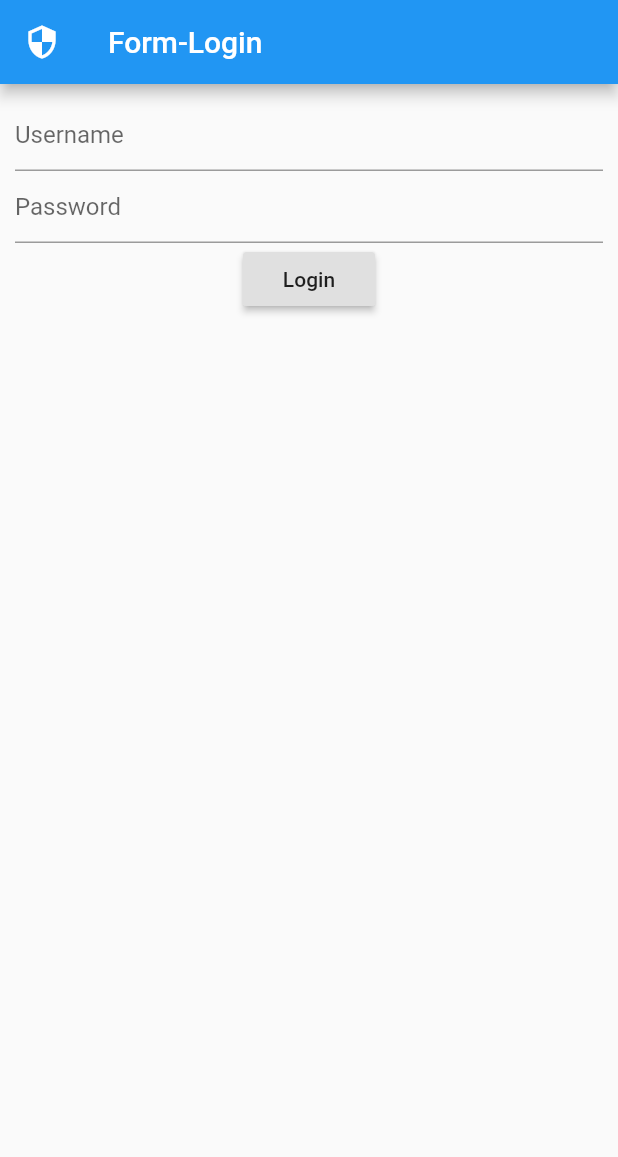
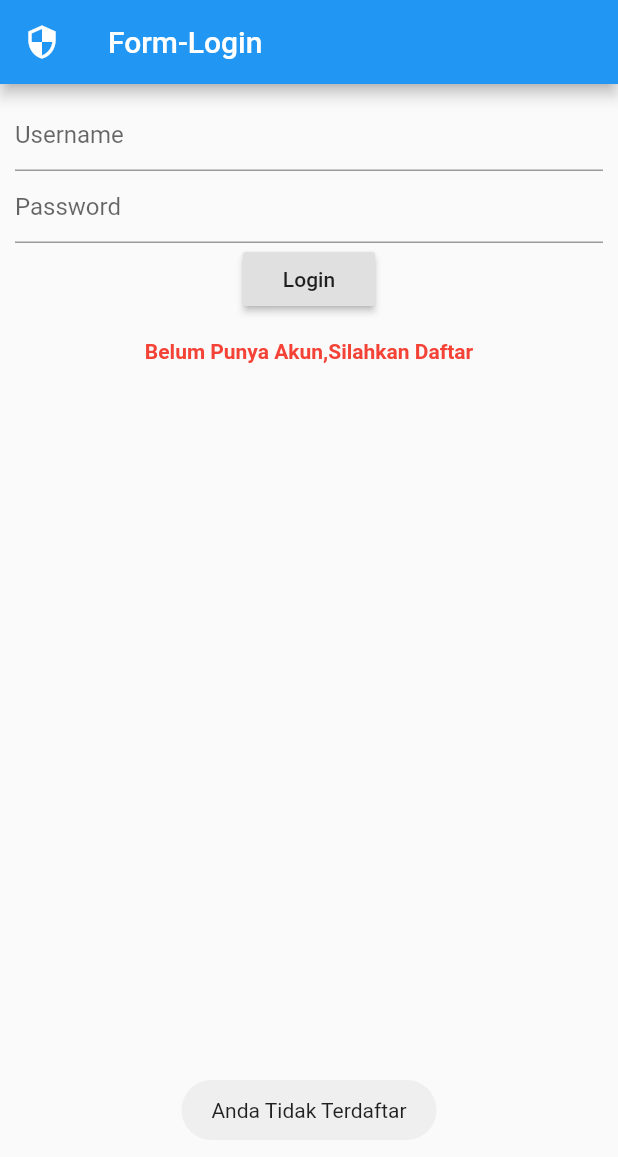
Before and after one commit to hun7ok/form-flutter, a Flutter app: the screen it shows after launch, after a tap on "Login", on a phone screen of 412 x 824 dp. Shown: the top 1157 px of the screen. Run offline on Flutter 3.47's test engine with Material 2 defaults, Android fonts, the phone set to English and light mode, and no system bars; our stand-ins replace fluttertoast.

Commit message:
penambahan cek logi

```diff
--- a/lib/main.dart
+++ b/lib/main.dart
@@ -1,6 +1,10 @@
 
 
 import 'package:flutter/material.dart';
+import 'package:fluttertoast/fluttertoast.dart';
+import 'package:formlogin/register.dart';
+
+import 'menu_utama.dart';
 
 void main() =>runApp(BaseForm());
 
@@ -29,9 +33,17 @@ class DataForm extends StatefulWidget {
 }
 
 class _DataFormState extends State<DataForm> {
+  final GlobalKey<ScaffoldState> _key = GlobalKey<ScaffoldState>();
+  TextEditingController usernameController = TextEditingController();
+  TextEditingController passwordController = TextEditingController();
+  String username = "", password = "";
+  //String usr ="" , pass ="";
+
+
   @override
   Widget build(BuildContext context) {
     return Scaffold(
+      key: _key,
       appBar: AppBar(
         title: Text("Form-Login"),
         leading: Icon(Icons.security),
@@ -44,16 +56,62 @@ class _DataFormState extends State<DataForm> {
                 child: Column(
                   children: <Widget>[
                     TextFormField(
+
                       decoration: InputDecoration(hintText: "Username"),
+                      controller: usernameController,
                     ),
                     TextFormField(
                       obscureText: true,
+                      controller: passwordController,
                       decoration: InputDecoration(hintText: "Password"),
                     ),
                     RaisedButton(
                       child: Text("Login"),
-                      onPressed: () {},
+                      onPressed: () {
+                        setState(() {
+                          username = usernameController.text;
+                          password = passwordController.text;
+                        });
+                        if(username=='admin' && password=='admin') {
+                          Fluttertoast.showToast(
+                            msg: "Anda bERHASIL",
+                            toastLength: Toast.LENGTH_SHORT,
+                            webBgColor: "#e74c3c",
+                            timeInSecForIosWeb: 18,
+
+                          );
+
+                          Navigator.push(context, MaterialPageRoute(builder:
+                              (context) => HomePage(username,password)));
+
+                        }else
+                          {
+
+                            Fluttertoast.showToast(
+                              msg: "Anda Tidak Terdaftar",
+                              toastLength: Toast.LENGTH_SHORT,
+                              webBgColor: "#e74c3c",
+                              timeInSecForIosWeb: 5,
+                            );
+
+                          }
+
+                      },
+                    ),
+
+
+                    FlatButton(
+                        onPressed: () {
+                          Navigator.push(context, MaterialPageRoute(builder:
+                              (context) => Register()));
+                        },
+                        child: Text(
+                          "Belum Punya Akun,Silahkan Daftar",
+                           style: TextStyle(fontWeight: FontWeight.bold,color: Colors.red)
+                        )
                     )
+
+
                   ],
                 )
             )
--- a/pubspec.yaml
+++ b/pubspec.yaml
@@ -20,10 +20,11 @@ dependencies:
   flutter:
     sdk: flutter
 
+
   # The following adds the Cupertino Icons font to your application.
   # Use with the CupertinoIcons class for iOS style icons.
   cupertino_icons: ^0.1.2
-
+  fluttertoast: ^4.0.1
 dev_dependencies:
   flutter_test:
     sdk: flutter
```
Also changed, not shown: lib/menu_utama.dart (added, +47 -0 lines), lib/register.dart (added, +73 -0 lines), pubspec.lock.
